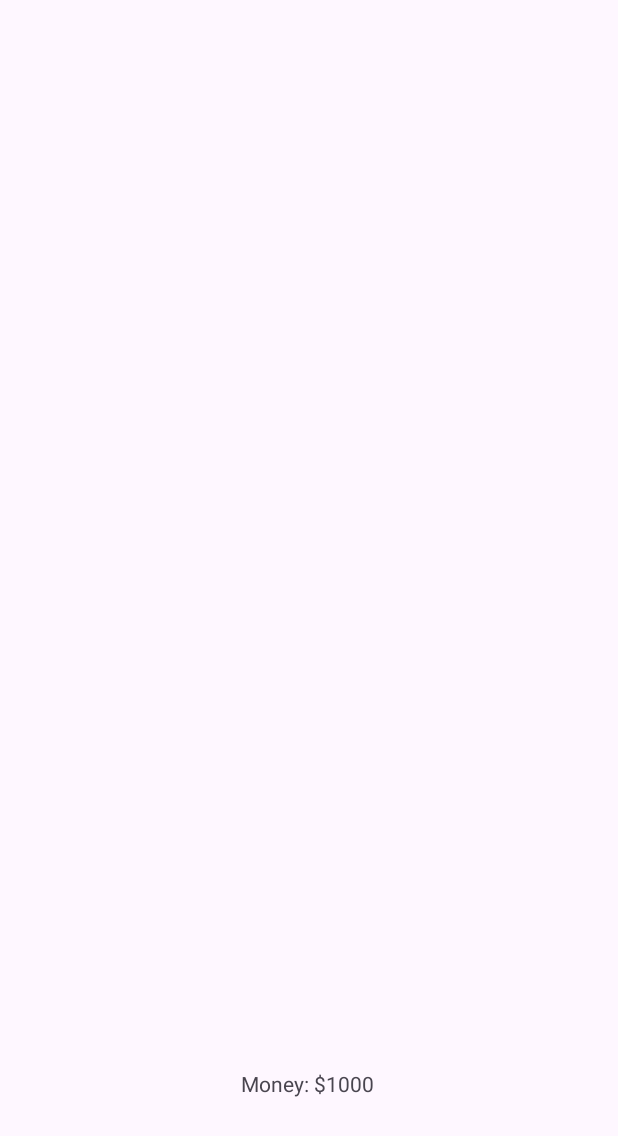
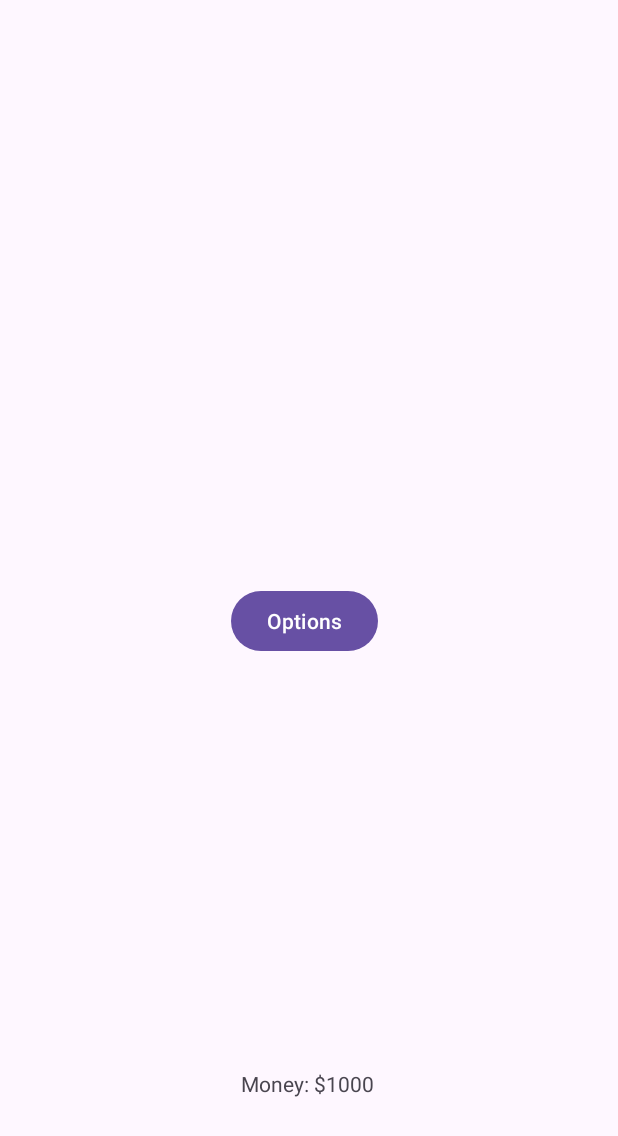
Before and after one commit to cort1237/BlackjackCardGame, an Android app: the screen it shows after launch (MainActivity), on a phone screen of 412 x 824 dp. Before the commit the part shown is almost empty. Shown: the top 1136 px of the screen. Run offline under Robolectric (Android 15) with nearby library versions, the phone set to English and light mode, and no system bars.

Commit message:
added options

```diff
--- a/app/src/main/java/com/example/cardgametest/MainActivity.java
+++ b/app/src/main/java/com/example/cardgametest/MainActivity.java
@@ -2,6 +2,7 @@
 
 import androidx.appcompat.app.AppCompatActivity;
 
+import android.content.Intent;
 import android.os.Bundle;
 import android.view.View;
 import android.widget.TextView;
@@ -27,6 +28,15 @@
             return;
         });
 
+        //button to open the options menu
+        Button optionsButton = findViewById(R.id.optionButton);
+        optionsButton.setOnClickListener(new View.OnClickListener() {
+            @Override
+            public void onClick(View view) {
+                Intent intent = new Intent(getApplicationContext(), options.class);
+                startActivity(intent);
+            }
+        });
 
     }
 
@@ -55,4 +65,5 @@
         return playerMoney < 0;
     }
 
+
 }
--- a/app/src/main/res/layout/activity_main.xml
+++ b/app/src/main/res/layout/activity_main.xml
@@ -29,4 +29,14 @@
         app:layout_constraintHorizontal_bias="0.496"
         app:layout_constraintStart_toStartOf="parent" />
 
+    <Button
+        android:id="@+id/optionButton"
+        android:layout_width="wrap_content"
+        android:layout_height="wrap_content"
+        android:layout_marginStart="154dp"
+        android:layout_marginTop="390dp"
+        android:text="Options"
+        app:layout_constraintStart_toStartOf="parent"
+        app:layout_constraintTop_toTopOf="parent" />
+
 </androidx.constraintlayout.widget.ConstraintLayout>
```
Also changed, not shown: app/src/main/java/com/example/cardgametest/options.java (added, +37 -0 lines), app/src/main/res/layout/activity_options.xml (added, +24 -0 lines).
